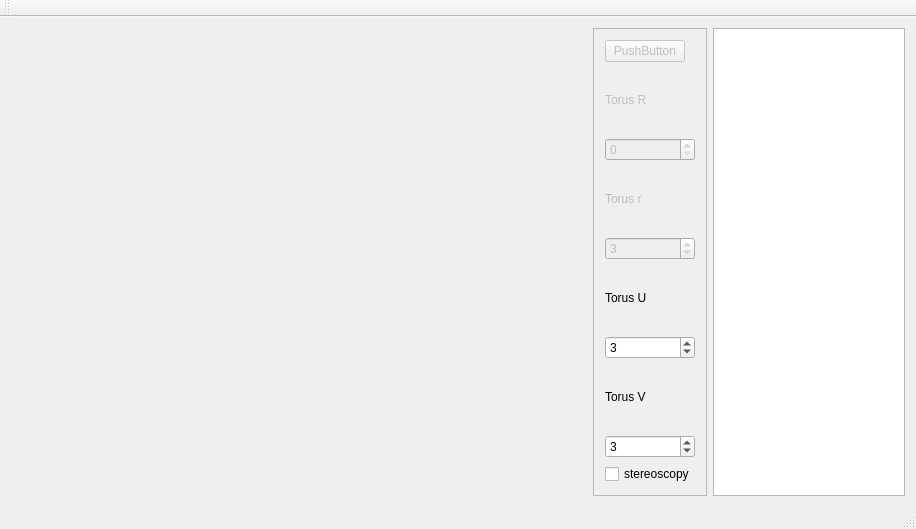
Above: GraphicEngine/mainwindow.ui from awitwicka/3DGraphicEngine before the change. Below: the same form after it.
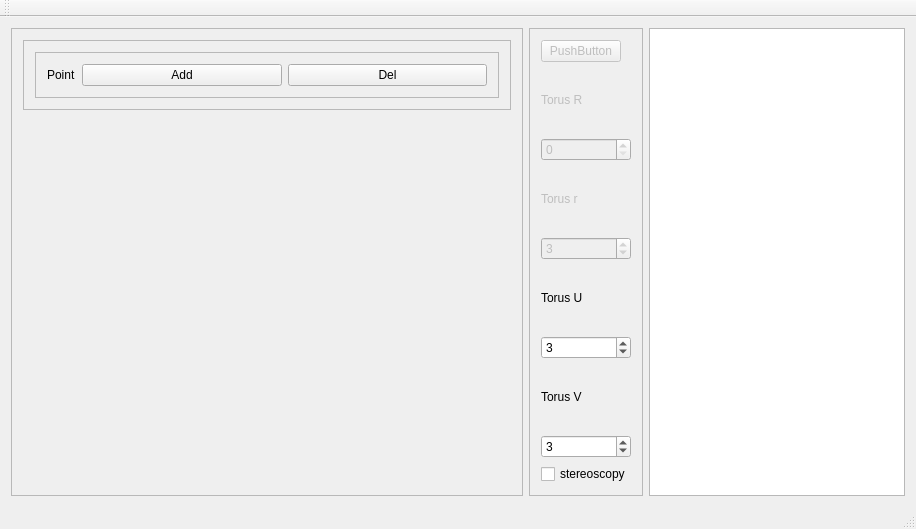
That is the form after the change. Custom widgets are drawn as their Qt base class.

Commit message: Adding new Points and displaying them on the screen

What changed in the file:
```diff
--- a/GraphicEngine/mainwindow.ui
+++ b/GraphicEngine/mainwindow.ui
@@ -16,13 +16,88 @@
   <widget class="QWidget" name="centralWidget">
    <layout class="QHBoxLayout" name="horizontalLayout">
     <item>
-     <widget class="Widget" name="widget" native="true">
+     <widget class="QFrame" name="frame_2">
       <property name="sizePolicy">
-       <sizepolicy hsizetype="Preferred" vsizetype="Preferred">
-        <horstretch>3</horstretch>
+       <sizepolicy hsizetype="Preferred" vsizetype="Expanding">
+        <horstretch>1</horstretch>
         <verstretch>0</verstretch>
        </sizepolicy>
       </property>
+      <property name="frameShape">
+       <enum>QFrame::StyledPanel</enum>
+      </property>
+      <property name="frameShadow">
+       <enum>QFrame::Raised</enum>
+      </property>
+      <layout class="QVBoxLayout" name="verticalLayout_2">
+       <item>
+        <widget class="QFrame" name="frame_3">
+         <property name="sizePolicy">
+          <sizepolicy hsizetype="Preferred" vsizetype="Fixed">
+           <horstretch>0</horstretch>
+           <verstretch>0</verstretch>
+          </sizepolicy>
+         </property>
+         <property name="frameShape">
+          <enum>QFrame::StyledPanel</enum>
+         </property>
+         <property name="frameShadow">
+          <enum>QFrame::Raised</enum>
+         </property>
+         <layout class="QHBoxLayout" name="horizontalLayout_2">
+          <item>
+           <widget class="QFrame" name="frame_4">
+            <property name="frameShape">
+             <enum>QFrame::StyledPanel</enum>
+            </property>
+            <property name="frameShadow">
+             <enum>QFrame::Raised</enum>
+            </property>
+            <layout class="QHBoxLayout" name="horizontalLayout_3">
+             <item>
+              <widget class="QLabel" name="label_Marker">
+               <property name="sizePolicy">
+                <sizepolicy hsizetype="Fixed" vsizetype="Preferred">
+                 <horstretch>0</horstretch>
+                 <verstretch>0</verstretch>
+                </sizepolicy>
+               </property>
+               <property name="text">
+                <string>Point</string>
+               </property>
+              </widget>
+             </item>
+             <item>
+              <widget class="QPushButton" name="pushButton_addMarker">
+               <property name="text">
+                <string>Add</string>
+               </property>
+              </widget>
+             </item>
+             <item>
+              <widget class="QPushButton" name="pushButton_DelMarker">
+               <property name="text">
+                <string>Del</string>
+               </property>
+              </widget>
+             </item>
+            </layout>
+           </widget>
+          </item>
+         </layout>
+        </widget>
+       </item>
+       <item>
+        <widget class="Widget" name="widget" native="true">
+         <property name="sizePolicy">
+          <sizepolicy hsizetype="Preferred" vsizetype="Preferred">
+           <horstretch>3</horstretch>
+           <verstretch>0</verstretch>
+          </sizepolicy>
+         </property>
+        </widget>
+       </item>
+      </layout>
      </widget>
     </item>
     <item>
@@ -144,7 +219,7 @@
       </property>
       <property name="sizePolicy">
        <sizepolicy hsizetype="Preferred" vsizetype="Expanding">
-        <horstretch>1</horstretch>
+        <horstretch>0</horstretch>
         <verstretch>0</verstretch>
        </sizepolicy>
       </property>
```
Left out of the diff: 2 changed lines with no effect on the pictures. The commit also changes 6 other files.
